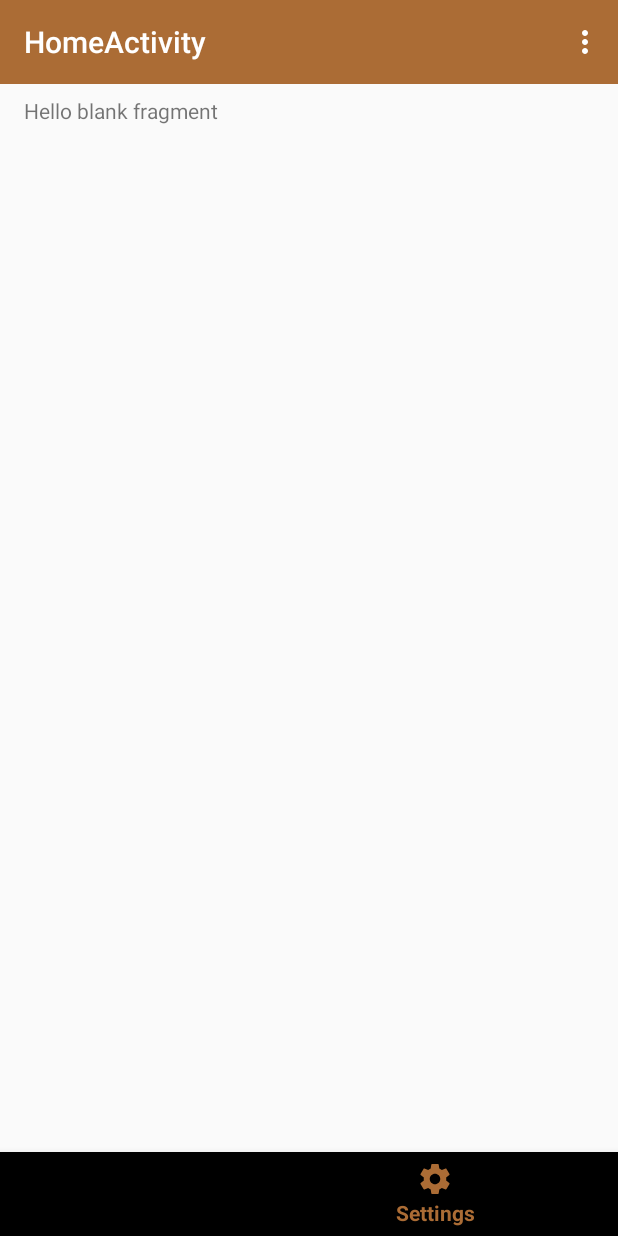
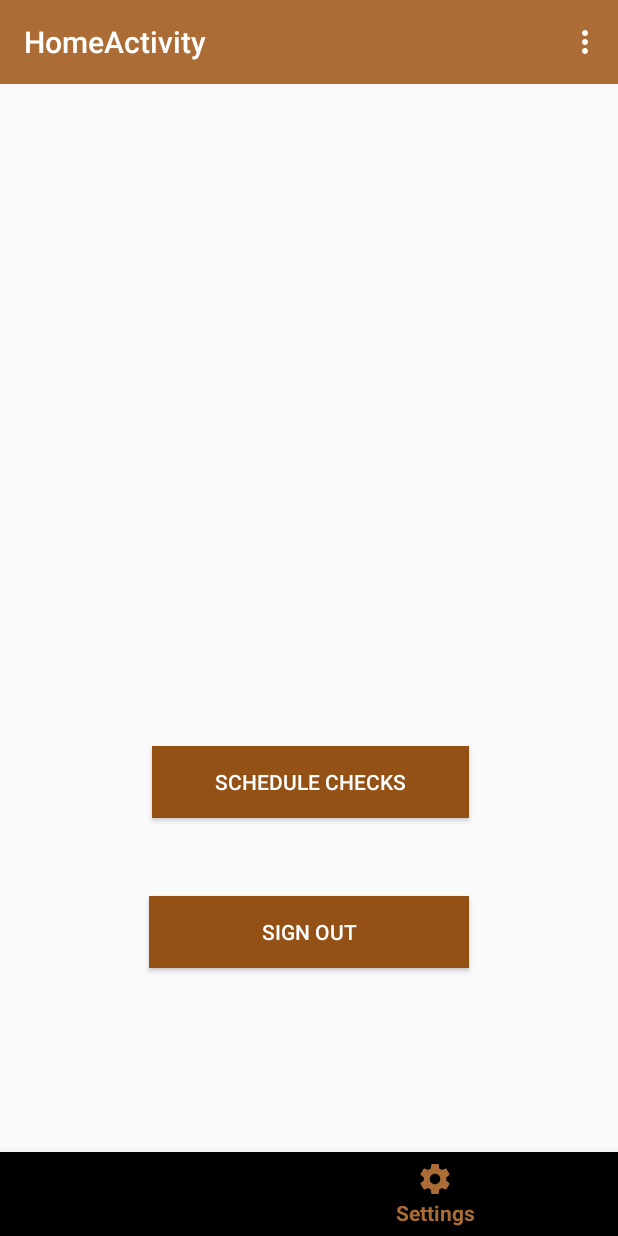
Before and after one commit to ymademikhanov/sp-kotlin, an Android app: the MainActivity screen opened directly, with no data from a screen before it, item 2 of the bottom bar chosen, on a phone screen of 412 x 824 dp. Run offline under Robolectric (Android 15) with nearby library versions, the phone set to English and light mode, and no system bars; our stand-ins replace navigation-ui; 2 statements that could not run were skipped.

```diff
--- a/app/build.gradle
+++ b/app/build.gradle
@@ -56,6 +56,8 @@ dependencies {
     implementation 'com.squareup.retrofit2:retrofit:2.5.0'
     implementation 'com.squareup.retrofit2:converter-gson:2.3.0'
 
+    implementation 'com.github.hotchemi:khronos:0.9.0'
+
     implementation 'android.arch.navigation:navigation-fragment:1.0.0-alpha05'
     implementation 'android.arch.navigation:navigation-ui-ktx:1.0.0-alpha05'
 
--- a/app/src/main/AndroidManifest.xml
+++ b/app/src/main/AndroidManifest.xml
@@ -36,7 +36,7 @@
             android:exported="true" />
 
         <activity
-            android:name=".activities.YetAnotherHomeActivity"
+            android:name=".activities.MainActivity"
             android:label="@string/title_activity_home"
             android:theme="@style/AppTheme.NoActionBar" />
 
--- a/app/src/main/java/com/example/android/simplealarmmanagerapp/activities/YetAnotherHomeActivity.kt
+++ b/app/src/main/java/com/example/android/simplealarmmanagerapp/activities/MainActivity.kt
@@ -10,7 +10,7 @@ import com.example.android.simplealarmmanagerapp.R
 import kotlinx.android.synthetic.main.activity_main.*
 import androidx.navigation.ui.NavigationUI
 
-class YetAnotherHomeActivity : AppCompatActivity(){
+class MainActivity : AppCompatActivity(){
 
     override fun onCreate(savedInstanceState: Bundle?) {
         super.onCreate(savedInstanceState)
--- a/app/src/main/java/com/example/android/simplealarmmanagerapp/activities/SignInActivity.kt
+++ b/app/src/main/java/com/example/android/simplealarmmanagerapp/activities/SignInActivity.kt
@@ -127,7 +127,8 @@ class SignInActivity : AppCompatActivity(), AuthSubscriber {
 
                 Handler().postDelayed({
                     finishLoadingIGB()
-                    val homeActivityIntent = Intent(context, YetAnotherHomeActivity::class.java)
+                    saveAccountToDevice(resource.data!!, jwt!!)
+                    val homeActivityIntent = Intent(context, MainActivity::class.java)
                     startActivity(homeActivityIntent)
                 }, 1000)
             }
--- a/app/src/main/java/com/example/android/simplealarmmanagerapp/utilities/constants/PreferencesConstants.kt
+++ b/app/src/main/java/com/example/android/simplealarmmanagerapp/utilities/constants/PreferencesConstants.kt
@@ -35,5 +35,8 @@ const val TARGET_DEVICE_PREFERENCES_NAME = "TargetDevicePreferences"
 
 const val BAC_PREFERENCES_NAME = "AttendanceCheckScanPreferences"
 
+const val WEEKLY_ATTENDANCE_CHECK_LOADER_PREFIX = "weeklyAttendanceCheckLoader"
+const val CLASS_NOTIFICATION_PREFIX = "classNotificationPrefix"
+
 var PRIMARY_COLOR = Color.parseColor("#AB6C35")
 var PRIMARY_DARK_COLOR = Color.parseColor("#935116")
--- a/app/src/main/res/layout-land/activity_main.xml
+++ b/app/src/main/res/layout-land/activity_main.xml
@@ -4,7 +4,7 @@
     android:layout_height="match_parent"
     xmlns:tools="http://schemas.android.com/tools"
     android:id="@+id/drawer_layout"
-    tools:context=".activities.YetAnotherHomeActivity"
+    tools:context=".activities.MainActivity"
     xmlns:app="http://schemas.android.com/apk/res-auto">
 
     <LinearLayout xmlns:android="http://schemas.android.com/apk/res/android"
@@ -13,7 +13,7 @@
         android:id="@+id/container"
         android:layout_width="match_parent"
         android:layout_height="match_parent"
-        tools:context = ".activities.YetAnotherHomeActivity"
+        tools:context = ".activities.MainActivity"
         android:orientation="vertical">
 
         <androidx.appcompat.widget.Toolbar
--- a/app/src/main/res/layout/activity_main.xml
+++ b/app/src/main/res/layout/activity_main.xml
@@ -5,7 +5,7 @@
     android:id="@+id/container"
     android:layout_width="match_parent"
     android:layout_height="match_parent"
-    tools:context = ".activities.YetAnotherHomeActivity"
+    tools:context = ".activities.MainActivity"
     android:orientation="vertical">
 
     <androidx.appcompat.widget.Toolbar
--- a/app/src/main/res/layout/fragment_settings.xml
+++ b/app/src/main/res/layout/fragment_settings.xml
@@ -6,18 +6,39 @@
     android:layout_height="match_parent"
     tools:context=".SettingsFragment">
 
-    <!-- TODO: Update blank fragment layout -->
-    <TextView
-        android:layout_width="match_parent"
-        android:layout_height="match_parent"
+
+    <Button
+        android:id="@+id/signOutButton"
+        android:layout_width="213dp"
+        android:layout_height="wrap_content"
         android:layout_marginStart="8dp"
         android:layout_marginTop="8dp"
         android:layout_marginEnd="8dp"
         android:layout_marginBottom="8dp"
-        android:text="@string/hello_blank_fragment"
+        android:background="@color/colorAccent"
+        android:text="Sign out"
+        android:textColor="@color/colorFormMasterElementButtonText"
         app:layout_constraintBottom_toBottomOf="parent"
         app:layout_constraintEnd_toEndOf="parent"
         app:layout_constraintStart_toStartOf="parent"
-        app:layout_constraintTop_toTopOf="parent" />
+        app:layout_constraintTop_toTopOf="parent"
+        app:layout_constraintVertical_bias="0.823" />
 
+    <Button
+        android:id="@+id/scheduleChecksButton"
+        android:layout_width="211dp"
+        android:layout_height="wrap_content"
+        android:layout_marginStart="8dp"
+        android:layout_marginTop="8dp"
+        android:layout_marginEnd="8dp"
+        android:layout_marginBottom="8dp"
+        android:background="@color/colorAccent"
+        android:text="Schedule checks"
+        android:textColor="@color/colorFormMasterElementButtonText"
+        app:layout_constraintBottom_toTopOf="@+id/signOutButton"
+        app:layout_constraintEnd_toEndOf="parent"
+        app:layout_constraintHorizontal_bias="0.505"
+        app:layout_constraintStart_toStartOf="parent"
+        app:layout_constraintTop_toTopOf="parent"
+        app:layout_constraintVertical_bias="0.908" />
 </androidx.constraintlayout.widget.ConstraintLayout>
```
Also changed, not shown: app/src/main/java/com/example/android/simplealarmmanagerapp/SettingsFragment.kt (+91 -1 lines), app/src/main/java/com/example/android/simplealarmmanagerapp/receivers/NetworkDisabler.kt (added, +22 -0 lines), app/src/main/java/com/example/android/simplealarmmanagerapp/receivers/NextClassNotifier.kt (added, +36 -0 lines), app/src/main/java/com/example/android/simplealarmmanagerapp/receivers/WeeklyBTCheckScheduler.kt (added, +181 -0 lines), app/src/main/java/com/example/android/simplealarmmanagerapp/utilities/DateTimeUtility.kt (added, +10 -0 lines), app/src/main/java/com/example/android/simplealarmmanagerapp/utilities/network/NetworkManager.kt (added, +27 -0 lines).
